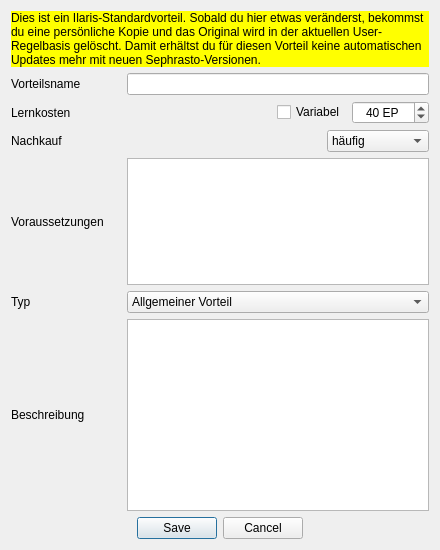
First picture: the form in UI/DatenbankEditVorteil.ui, repository Aeolitus/Sephrasto, before the edit.
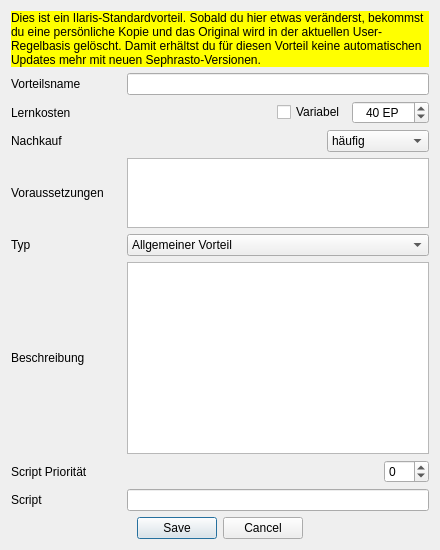
Second picture: the form after the edit.

Commit message: New feature: Vorteile can now have scripts attached. This allowed to remove a lot of hardcoded stuff.

Diff of the .ui file:
```diff
--- a/UI/DatenbankEditVorteil.ui
+++ b/UI/DatenbankEditVorteil.ui
@@ -82,6 +82,68 @@
        </property>
       </widget>
      </item>
+	 <item row="7" column="0">
+      <widget class="QLabel" name="label_4">
+       <property name="minimumSize">
+        <size>
+         <width>110</width>
+         <height>0</height>
+        </size>
+       </property>
+       <property name="text">
+        <string>Script Priorität</string>
+       </property>
+      </widget>
+     </item>
+	 <item row="7" column="1">
+	  <layout class="QHBoxLayout" name="horizontalLayout">
+       <item>
+        <spacer name="horizontalSpacer">
+         <property name="orientation">
+          <enum>Qt::Horizontal</enum>
+         </property>
+         <property name="sizeHint" stdset="0">
+          <size>
+           <width>40</width>
+           <height>20</height>
+          </size>
+         </property>
+        </spacer>
+       </item>
+       <item>
+        <widget class="QSpinBox" name="scriptPrioEdit">
+         <property name="minimum">
+          <number>-10</number>
+         </property>
+         <property name="maximum">
+          <number>10</number>
+         </property>
+         <property name="singleStep">
+          <number>1</number>
+         </property>
+         <property name="value">
+          <number>0</number>
+         </property>
+        </widget>
+	   </item>
+	  </layout>
+	 </item>
+	 <item row="8" column="0">
+      <widget class="QLabel" name="label_4">
+       <property name="minimumSize">
+        <size>
+         <width>110</width>
+         <height>0</height>
+        </size>
+       </property>
+       <property name="text">
+        <string>Script</string>
+       </property>
+      </widget>
+     </item>
+	 <item row="8" column="1">
+      <widget class="QLineEdit" name="scriptEdit"/>
+     </item>
      <item row="4" column="0">
       <widget class="QLabel" name="label_4">
        <property name="minimumSize">
```
The commit also changes 7 other files.
